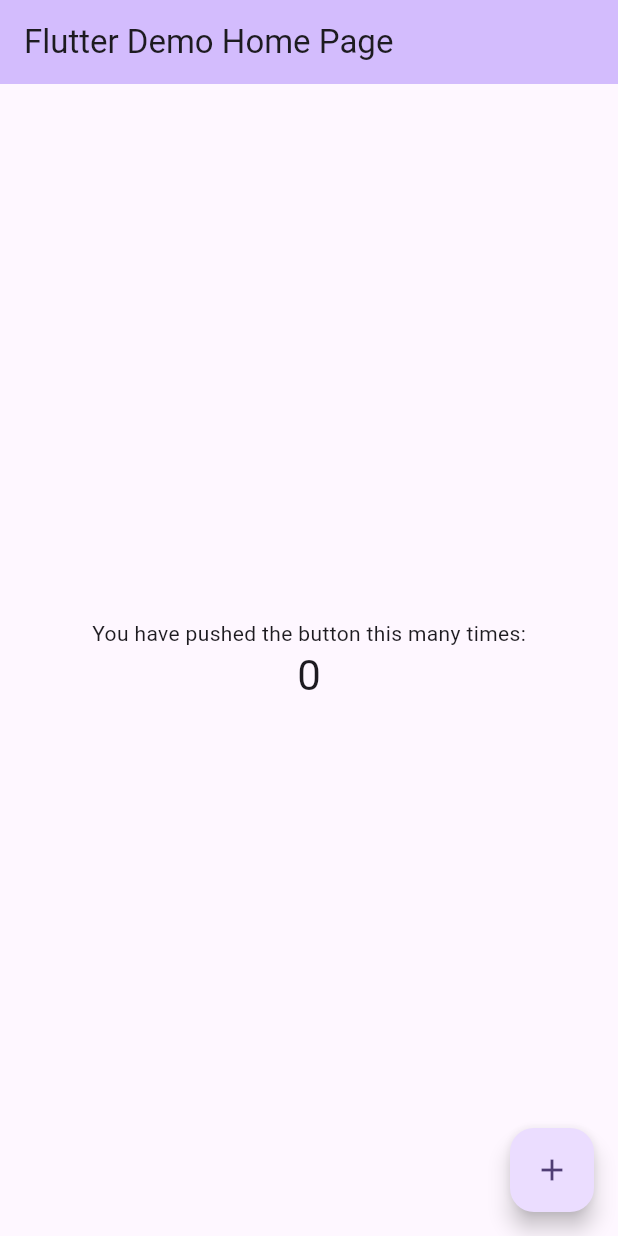
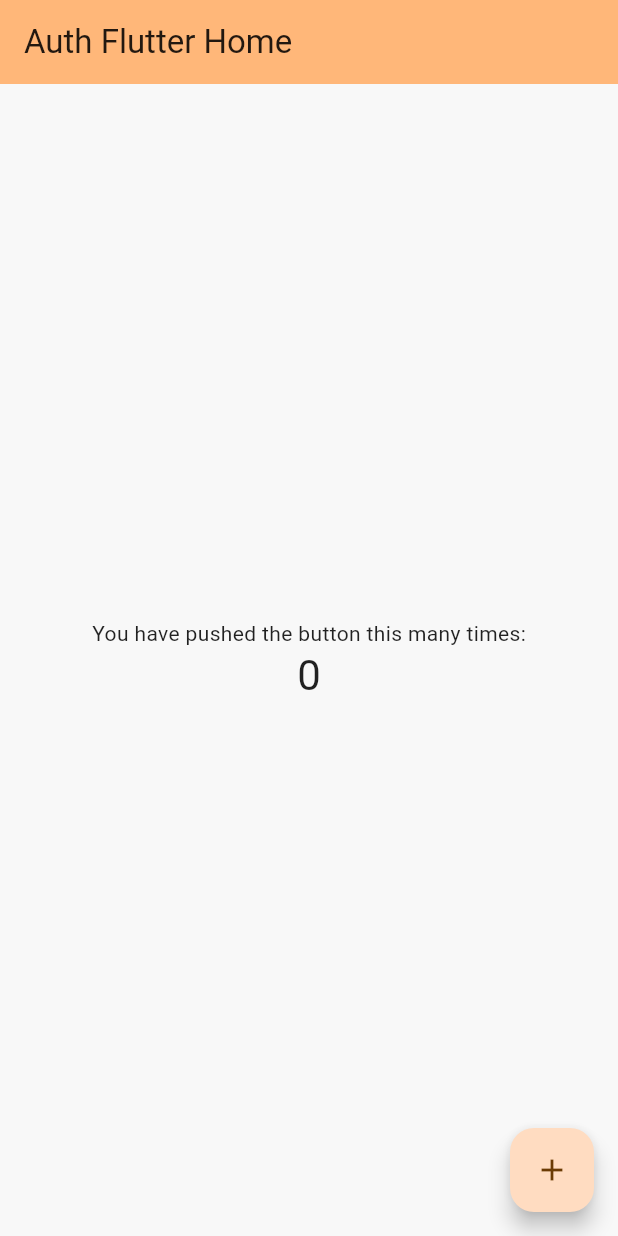
Before and after one commit to binitapkhrl/auth, a Flutter app: the screen it shows after launch, on a phone screen of 412 x 824 dp. Run offline on Flutter 3.47's test engine with Material 3 defaults, Android fonts, the phone set to English and light mode, and no system bars; Roboto replaces fonts that are missing (Libadora).

Commit message:
initial setup of themes and making custom widgets

```diff
--- /dev/null
+++ b/auth/lib/core/theme/app_theme.dart
@@ -0,0 +1,146 @@
+// import 'package:flutter/material.dart';
+
+// class AppTheme {
+//   // Your Brand Color
+//   static const Color primaryGold = Color.fromARGB(255, 252, 145, 23);
+//   static const Color surfaceWhite = Color(0xFFF8F8F8);
+//   static const Color errorRed = Color(0xFFBA1A1A);
+
+//   static ThemeData get lightTheme {
+//     return ThemeData(
+//       useMaterial3: true,
+//       colorScheme: ColorScheme.fromSeed(
+//         seedColor: primaryGold,
+//         primary: primaryGold,
+//         onPrimary: Colors.white,
+//         error: errorRed,
+//       ),
+//       fontFamily: 'Libadora', // Setting Libadora as the default font
+
+//       // Customizing Text Styles
+//       textTheme: const TextTheme(
+//         displayLarge: TextStyle(fontSize: 32, fontWeight: FontWeight.bold, color: Colors.black),
+//         bodyLarge: TextStyle(fontSize: 16, color: Colors.black87),
+//       ),
+
+//       // Input Decoration (For your Login Fields)
+//       inputDecorationTheme: InputDecorationTheme(
+//         filled: true,
+//         fillColor: Colors.white,
+//         border: OutlineInputBorder(
+//           borderRadius: BorderRadius.circular(12),
+//           borderSide: const BorderSide(color: primaryGold),
+//         ),
+//         focusedBorder: OutlineInputBorder(
+//           borderRadius: BorderRadius.circular(12),
+//           borderSide: const BorderSide(color: primaryGold, width: 2),
+//         ),
+//         errorBorder: OutlineInputBorder(
+//           borderRadius: BorderRadius.circular(12),
+//           borderSide: const BorderSide(color: errorRed),
+//         ),
+//       ),
+
+//       // Button Theme
+//       elevatedButtonTheme: ElevatedButtonThemeData(
+//         style: ElevatedButton.styleFrom(
+//           backgroundColor: primaryGold,
+//           foregroundColor: Colors.white,
+//           minimumSize: const Size(double.infinity, 56),
+//           shape: RoundedRectangleBorder(
+//             borderRadius: BorderRadius.circular(12),
+//           ),
+//           textStyle: const TextStyle(
+//             fontSize: 18,
+//             fontWeight: FontWeight.w600,
+//             fontFamily: 'Libadora',
+//           ),
+//         ),
+//       ),
+//     );
+//   }
+// }
+import 'package:flutter/material.dart';
+
+class AppTheme {
+  // Your Brand Colors
+  static const Color primaryGold = Color.fromARGB(255, 252, 145, 23);
+  static const Color surfaceWhite = Color(0xFFF8F8F8);
+  static const Color errorRed = Color(0xFFBA1A1A);
+
+  static ThemeData get lightTheme {
+    // Shared border radius and base border for consistency
+    final borderRadius = BorderRadius.circular(12);
+    final baseBorder = OutlineInputBorder(
+      borderRadius: borderRadius,
+      borderSide: const BorderSide(color: Color.fromARGB(234, 252, 124, 5)),
+    );
+
+    return ThemeData(
+      useMaterial3: true,
+      colorScheme: ColorScheme.fromSeed(
+        seedColor: primaryGold,
+        primary: primaryGold,
+        onPrimary: Colors.white,
+        error: errorRed,
+        surface: surfaceWhite,
+        onSurface: Colors.black87,
+      ),
+      fontFamily: 'Libadora',
+
+      // Custom Text Styles
+      textTheme: const TextTheme(
+        displayLarge: TextStyle(fontSize: 32, fontWeight: FontWeight.bold, color: Colors.black),
+        bodyLarge: TextStyle(fontSize: 16, color: Colors.black87),
+      ),
+
+      // Input Decoration Theme (TextFields, Login Forms, etc.)
+      inputDecorationTheme: InputDecorationTheme(
+        filled: true,
+        fillColor: Colors.white,
+        contentPadding: const EdgeInsets.symmetric(horizontal: 16, vertical: 18),
+
+        // Default fallback border
+        border: baseBorder,
+
+        // Normal enabled state (most common)
+        enabledBorder: baseBorder,
+
+        // Focused state - thicker gold border
+        focusedBorder: baseBorder.copyWith(
+          borderSide: const BorderSide(color: primaryGold, width: 2),
+        ),
+
+        // Error states
+        errorBorder: baseBorder.copyWith(
+          borderSide: const BorderSide(color: errorRed, width: 2),
+        ),
+        focusedErrorBorder: baseBorder.copyWith(
+          borderSide: const BorderSide(color: errorRed, width: 2),
+        ),
+
+        // Text styles inside the input
+        hintStyle: const TextStyle(color: Colors.grey),
+        labelStyle: const TextStyle(color: primaryGold),
+        errorStyle: const TextStyle(color: errorRed),
+      ),
+
+      // Elevated Button Theme
+      elevatedButtonTheme: ElevatedButtonThemeData(
+        style: ElevatedButton.styleFrom(
+          backgroundColor: primaryGold,
+          foregroundColor: Colors.white,
+          minimumSize: const Size(double.infinity, 56),
+          shape: RoundedRectangleBorder(
+            borderRadius: BorderRadius.circular(12),
+          ),
+          textStyle: const TextStyle(
+            fontSize: 18,
+            fontWeight: FontWeight.w600,
+            fontFamily: 'Libadora',
+          ),
+        ),
+      ),
+    );
+  }
+}
--- a/auth/lib/main.dart
+++ b/auth/lib/main.dart
@@ -1,36 +1,30 @@
 import 'package:flutter/material.dart';
+import 'core/theme/app_theme.dart';
 
 void main() {
   runApp(const MyApp());
 }
 
+// class MyApp extends StatelessWidget {
+//   const MyApp({super.key});
+
+//   @override
+//   Widget build(BuildContext context) {
+//     return MaterialApp(
+//       title: 'Flutter Demo',
+//       theme: AppTheme.lightTheme,);
+//   }
+// }
 class MyApp extends StatelessWidget {
   const MyApp({super.key});
 
-  // This widget is the root of your application.
   @override
   Widget build(BuildContext context) {
     return MaterialApp(
-      title: 'Flutter Demo',
-      theme: ThemeData(
-        // This is the theme of your application.
-        //
-        // TRY THIS: Try running your application with "flutter run". You'll see
-        // the application has a purple toolbar. Then, without quitting the app,
-        // try changing the seedColor in the colorScheme below to Colors.green
-        // and then invoke "hot reload" (save your changes or press the "hot
-        // reload" button in a Flutter-supported IDE, or press "r" if you used
-        // the command line to start the app).
-        //
-        // Notice that the counter didn't reset back to zero; the application
-        // state is not lost during the reload. To reset the state, use hot
-        // restart instead.
-        //
-        // This works for code too, not just values: Most code changes can be
-        // tested with just a hot reload.
-        colorScheme: ColorScheme.fromSeed(seedColor: Colors.deepPurple),
-      ),
-      home: const MyHomePage(title: 'Flutter Demo Home Page'),
+      title: 'Auth App',
+      theme: AppTheme.lightTheme,
+      // Add this line to tell Flutter which screen to load first
+      home: const MyHomePage(title: 'Auth Flutter Home'),
     );
   }
 }
@@ -89,19 +83,6 @@ class _MyHomePageState extends State<MyHomePage> {
         // Center is a layout widget. It takes a single child and positions it
         // in the middle of the parent.
         child: Column(
-          // Column is also a layout widget. It takes a list of children and
-          // arranges them vertically. By default, it sizes itself to fit its
-          // children horizontally, and tries to be as tall as its parent.
-          //
-          // Column has various properties to control how it sizes itself and
-          // how it positions its children. Here we use mainAxisAlignment to
-          // center the children vertically; the main axis here is the vertical
-          // axis because Columns are vertical (the cross axis would be
-          // horizontal).
-          //
-          // TRY THIS: Invoke "debug painting" (choose the "Toggle Debug Paint"
-          // action in the IDE, or press "p" in the console), to see the
-          // wireframe for each widget.
           mainAxisAlignment: MainAxisAlignment.center,
           children: <Widget>[
             const Text('You have pushed the button this many times:'),
```
Also changed, not shown: auth/lib/core/widgets/app_textfield.dart (added, +100 -0 lines), auth/lib/core/widgets/custom_google_button.dart (added, +60 -0 lines), auth/lib/core/widgets/custom_submit_button.dart (added, +43 -0 lines), auth/pubspec.yaml (+6 -60 lines), auth/assets/google.png (added), auth/lib/features/auth_location.dart (added), auth/lib/features/presentation/pages/login_page.dart (added), auth/pubspec.lock.
